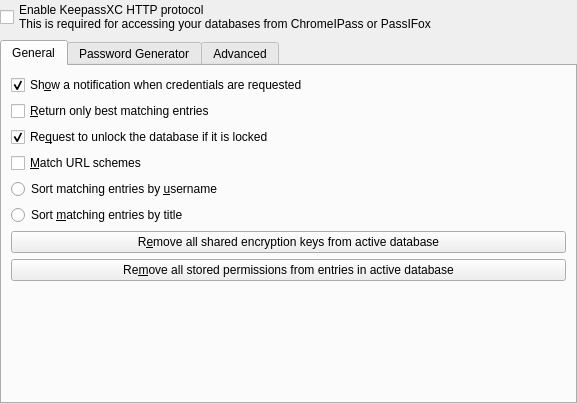
keepassxreboot/keepassxc, file src/http/OptionDialog.ui: the form before one commit.
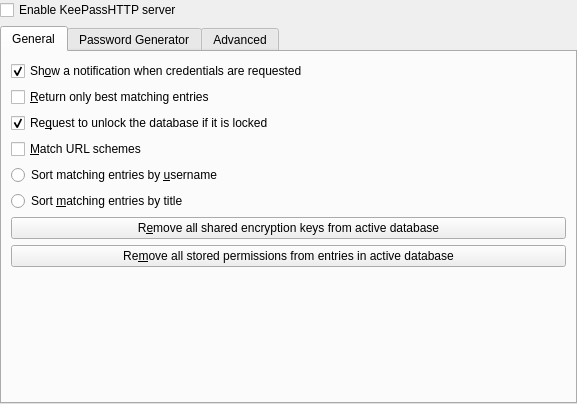
The form after the commit. Custom widgets are drawn as their Qt base class.

Commit message: Shorten KeePassHTTP checkbox description and only enable settings when it's checked

The edit to the form file:
```diff
--- a/src/http/OptionDialog.ui
+++ b/src/http/OptionDialog.ui
@@ -29,8 +29,7 @@
    <item>
     <widget class="QCheckBox" name="enableHttpServer">
      <property name="text">
-      <string>Enable KeepassXC HTTP protocol
-This is required for accessing your databases from ChromeIPass or PassIFox</string>
+      <string>Enable KeePassHTTP server</string>
      </property>
     </widget>
    </item>
```
Left out of the diff: 3 changed lines with no effect on the pictures. The commit also changes 1 other file.
